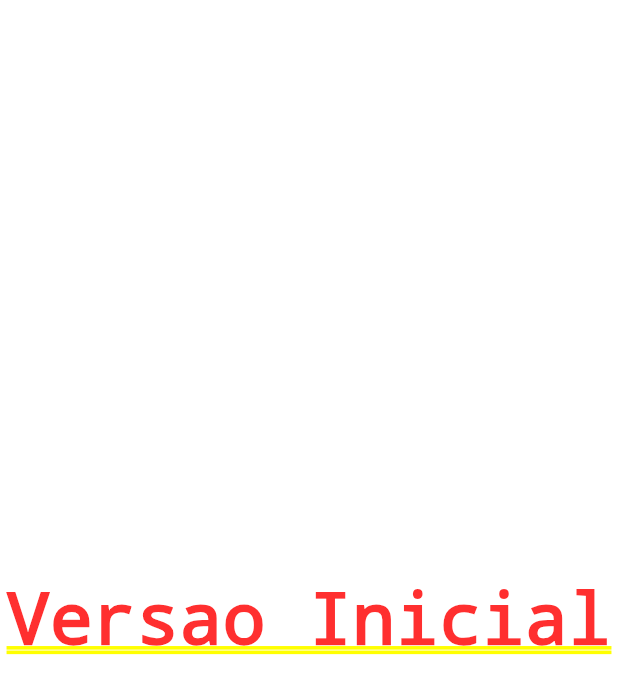
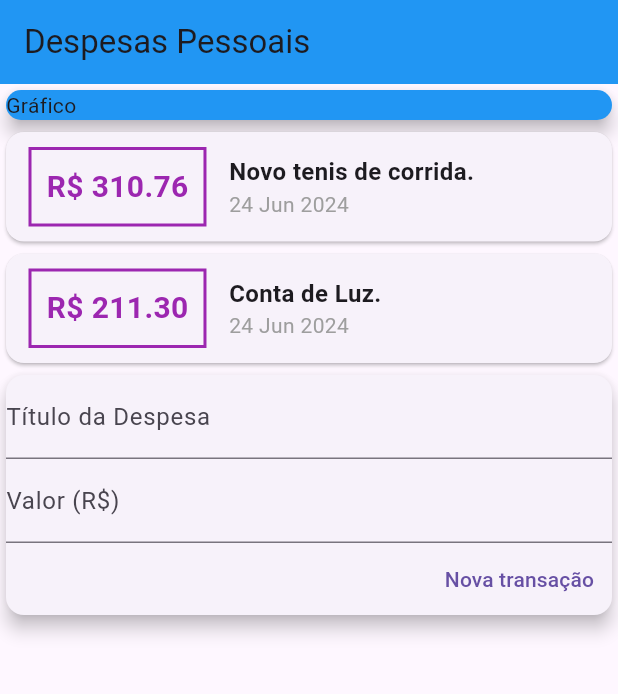
Before and after one commit to AlexOliv17/Trainee-Semana4, a Flutter app: the screen it shows after launch, on a phone screen of 412 x 824 dp. Shown: the top 694 px of the screen. Run offline on Flutter 3.47's test engine with Material 3 defaults, Android fonts, the phone set to English and light mode, and no system bars.

Commit message:
Criando a página Home - 1° dia

```diff
--- a/expenses/lib/main.dart
+++ b/expenses/lib/main.dart
@@ -1,4 +1,6 @@
+import 'package:expenses/models/transaction.dart';
 import 'package:flutter/material.dart';
+import 'package:intl/intl.dart';
 
 main() => runApp(ExpensesApp());
 
@@ -12,10 +14,108 @@ class ExpensesApp extends StatelessWidget {
 }
 
 class MyHomePage extends StatelessWidget {
+  final tittleController = TextEditingController();
+  final valueController = TextEditingController();
+
+  final _transaction = [
+    Transaction(
+        id: "t1",
+        title: "Novo tenis de corrida.",
+        value: 310.76,
+        date: DateTime.now()),
+    Transaction(
+        id: "t2", title: "Conta de Luz.", value: 211.30, date: DateTime.now())
+  ];
   @override
   Widget build(BuildContext context) {
-    return Center(
-      child: Text('Versao Inicial'),
+    return Scaffold(
+      appBar: AppBar(
+        backgroundColor: Colors.blue,
+        title: Text('Despesas Pessoais'),
+      ),
+      body: Column(
+        crossAxisAlignment: CrossAxisAlignment.stretch,
+        children: <Widget>[
+          Container(
+            child: Card(
+              color: Colors.blue,
+              child: Text('Gráfico'),
+              elevation: 5,
+            ),
+          ),
+          Column(
+              children: _transaction.map((tr) {
+            return Card(
+              child: Row(
+                children: <Widget>[
+                  Container(
+                    margin: EdgeInsets.symmetric(
+                      horizontal: 15,
+                      vertical: 10,
+                    ),
+                    decoration: BoxDecoration(
+                      border: Border.all(
+                        color: Colors.purple,
+                        width: 2,
+                      ),
+                    ),
+                    padding: EdgeInsets.all(10),
+                    child: Text(
+                      "R\$ ${tr.value.toStringAsFixed(2)}",
+                      style: TextStyle(
+                        fontWeight: FontWeight.bold,
+                        fontSize: 20,
+                        color: Colors.purple,
+                      ),
+                    ),
+                  ),
+                  Column(
+                    crossAxisAlignment: CrossAxisAlignment.start,
+                    children: <Widget>[
+                      Text(
+                        tr.title,
+                        style: TextStyle(
+                          fontSize: 16,
+                          fontWeight: FontWeight.bold,
+                        ),
+                      ),
+                      Text(
+                        DateFormat('d MMM y').format(tr.date),
+                        style: TextStyle(
+                          color: Colors.grey,
+                        ),
+                      ),
+                    ],
+                  )
+                ],
+              ),
+            );
+          }).toList()),
+          Card(
+              elevation: 5,
+              child: Column(children: <Widget>[
+                TextField(
+                  decoration: InputDecoration(labelText: 'Título da Despesa'),
+                  controller: tittleController,
+                ),
+                TextField(
+                  decoration: InputDecoration(labelText: 'Valor (R\$)'),
+                  controller: valueController,
+                ),
+                Row(
+                  mainAxisAlignment: MainAxisAlignment.end,
+                  children: [
+                    TextButton(
+                        child: Text("Nova transação"),
+                        onPressed: () {
+                          print(tittleController.text);
+                          print(valueController.text);
+                        }),
+                  ],
+                ),
+              ])),
+        ],
+      ),
     );
   }
 }
--- /dev/null
+++ b/expenses/lib/models/transaction.dart
@@ -0,0 +1,13 @@
+class Transaction {
+  final String id;
+  final String title;
+  final double value;
+  final DateTime date;
+
+  Transaction({
+    required this.id,
+    required this.title,
+    required this.value,
+    required this.date,
+  });
+}
```
Also changed, not shown: expenses/pubspec.yaml (+47 -48 lines), expenses/pubspec.lock.
